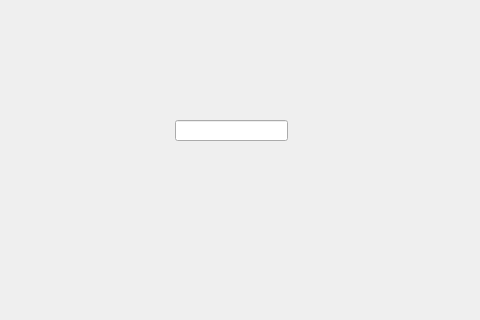
Qt form RegEx/widget.ui (Ryuu717/CPP_QT) before a commit; both pictures show x 85 to 565 and y 0 to 320 of the 800 by 600 pixel window.
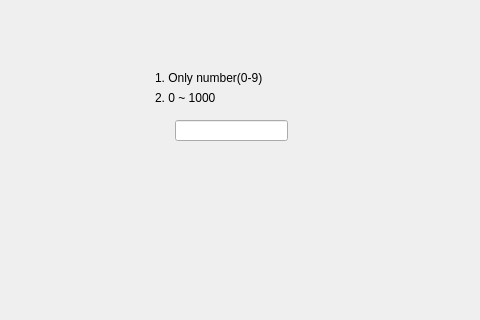
The same form after that commit.

```diff
--- a/RegEx/widget.ui
+++ b/RegEx/widget.ui
@@ -23,6 +23,32 @@
     </rect>
    </property>
   </widget>
+  <widget class="QLabel" name="label">
+   <property name="geometry">
+    <rect>
+     <x>240</x>
+     <y>70</y>
+     <width>171</width>
+     <height>16</height>
+    </rect>
+   </property>
+   <property name="text">
+    <string>1. Only number(0-9)</string>
+   </property>
+  </widget>
+  <widget class="QLabel" name="label_2">
+   <property name="geometry">
+    <rect>
+     <x>240</x>
+     <y>90</y>
+     <width>171</width>
+     <height>16</height>
+    </rect>
+   </property>
+   <property name="text">
+    <string>2. 0 ~ 1000</string>
+   </property>
+  </widget>
  </widget>
  <resources/>
  <connections/>
```
